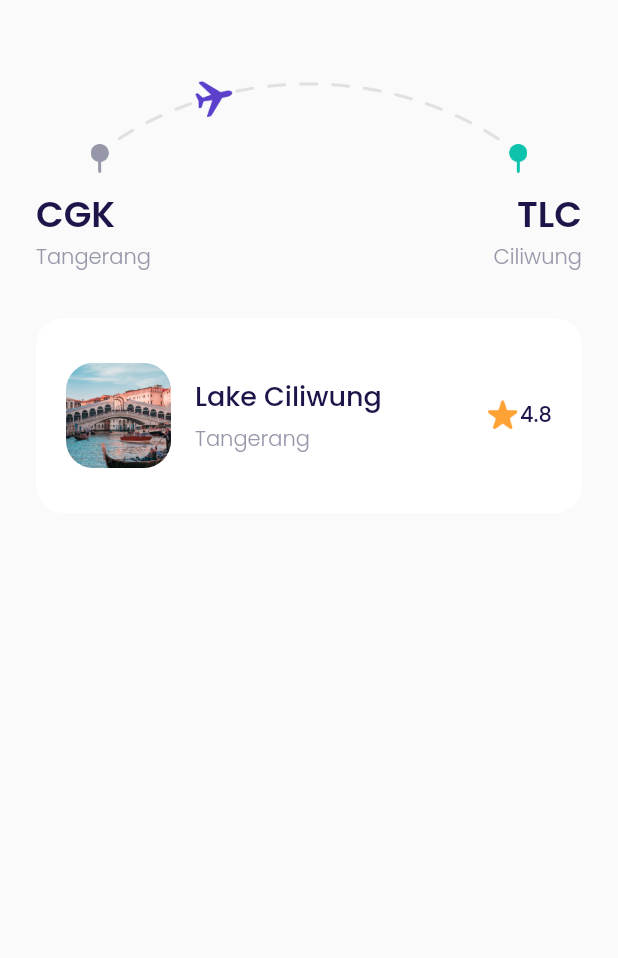
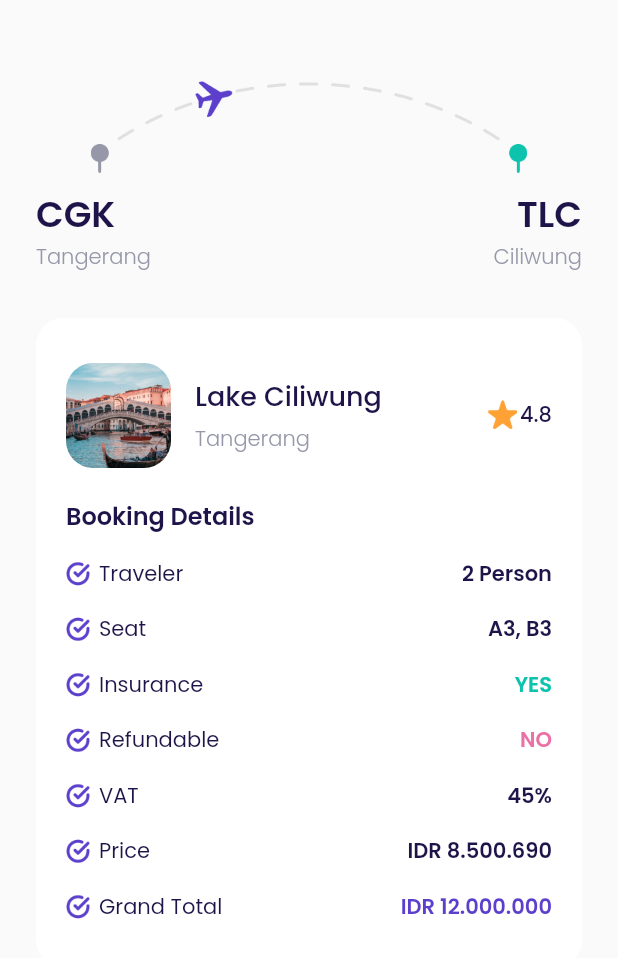
Before and after one commit to irmanyazid/travel-and-airplane-apps, a Flutter app: the CheckoutPage screen opened directly, on a phone screen of 412 x 824 dp. Shown: the top 958 px of the screen. Run offline on Flutter 3.47's test engine with Material 2 defaults, Android fonts, the phone set to English and light mode, and no system bars; our stand-ins replace google_fonts.

Commit message:
add page widget booking_details_item.dart and slicing checkout page - booking details

```diff
--- a/lib/ui/pages/checkout_page.dart
+++ b/lib/ui/pages/checkout_page.dart
@@ -1,4 +1,5 @@
 import 'package:airplane/shared/theme.dart';
+import 'package:airplane/ui/widgets/booking_details_item.dart';
 import 'package:flutter/material.dart';
 
 class CheckoutPage extends StatelessWidget {
@@ -81,6 +82,7 @@ class CheckoutPage extends StatelessWidget {
           color: kWhiteColor,
         ),
         child: Column(
+          crossAxisAlignment: CrossAxisAlignment.start,
           children: [
             //NOTE: DESTINATION TILE //
             Row(
@@ -148,6 +150,55 @@ class CheckoutPage extends StatelessWidget {
                 ),
               ],
             ),
+
+            // NOTE: BOOKING DETAILS TEXT
+            Container(
+              margin: EdgeInsets.only(top: 20),
+              child: Text(
+                'Booking Details',
+                style: blackTextStyle.copyWith(
+                  fontSize: 16,
+                  fontWeight: semiBold,
+                ),
+              ),
+            ),
+
+            //NOTE: BOOKING DETAILS ITEMS
+            BookingDetailsItem(
+              title: 'Traveler',
+              valueText: '2 Person',
+              valueColor: kBlackColor,
+            ),
+            BookingDetailsItem(
+              title: 'Seat',
+              valueText: 'A3, B3',
+              valueColor: kBlackColor,
+            ),
+            BookingDetailsItem(
+              title: 'Insurance',
+              valueText: 'YES',
+              valueColor: kGreenColor,
+            ),
+            BookingDetailsItem(
+              title: 'Refundable',
+              valueText: 'NO',
+              valueColor: kRedColor,
+            ),
+            BookingDetailsItem(
+              title: 'VAT',
+              valueText: '45%',
+              valueColor: kBlackColor,
+            ),
+            BookingDetailsItem(
+              title: 'Price',
+              valueText: 'IDR 8.500.690',
+              valueColor: kBlackColor,
+            ),
+            BookingDetailsItem(
+              title: 'Grand Total',
+              valueText: 'IDR 12.000.000',
+              valueColor: kPrimaryColor,
+            ),
           ],
         ),
       );
--- /dev/null
+++ b/lib/ui/widgets/booking_details_item.dart
@@ -0,0 +1,50 @@
+import 'package:airplane/shared/theme.dart';
+import 'package:flutter/material.dart';
+
+class BookingDetailsItem extends StatelessWidget {
+  final String title;
+  final String valueText;
+  final Color valueColor;
+
+  const BookingDetailsItem({
+    Key? key,
+    required this.title,
+    required this.valueText,
+    required this.valueColor,
+  }) : super(key: key);
+
+  @override
+  Widget build(BuildContext context) {
+    return Container(
+      margin: EdgeInsets.only(top: 16),
+      child: Row(
+        children: [
+          Container(
+            width: 16,
+            height: 16,
+            margin: EdgeInsets.only(right: 6),
+            decoration: BoxDecoration(
+              image: DecorationImage(
+                image: AssetImage(
+                  'assets/icon_check.png',
+                ),
+              ),
+            ),
+          ),
+          Text(
+            title,
+            style: blackTextStyle,
+          ),
+          Spacer(),
+          Text(
+            valueText,
+            style: blackTextStyle.copyWith(
+              fontWeight: semiBold,
+              color: valueColor,
+            ),
+          ),
+        ],
+      ),
+    );
+  }
+}
```
